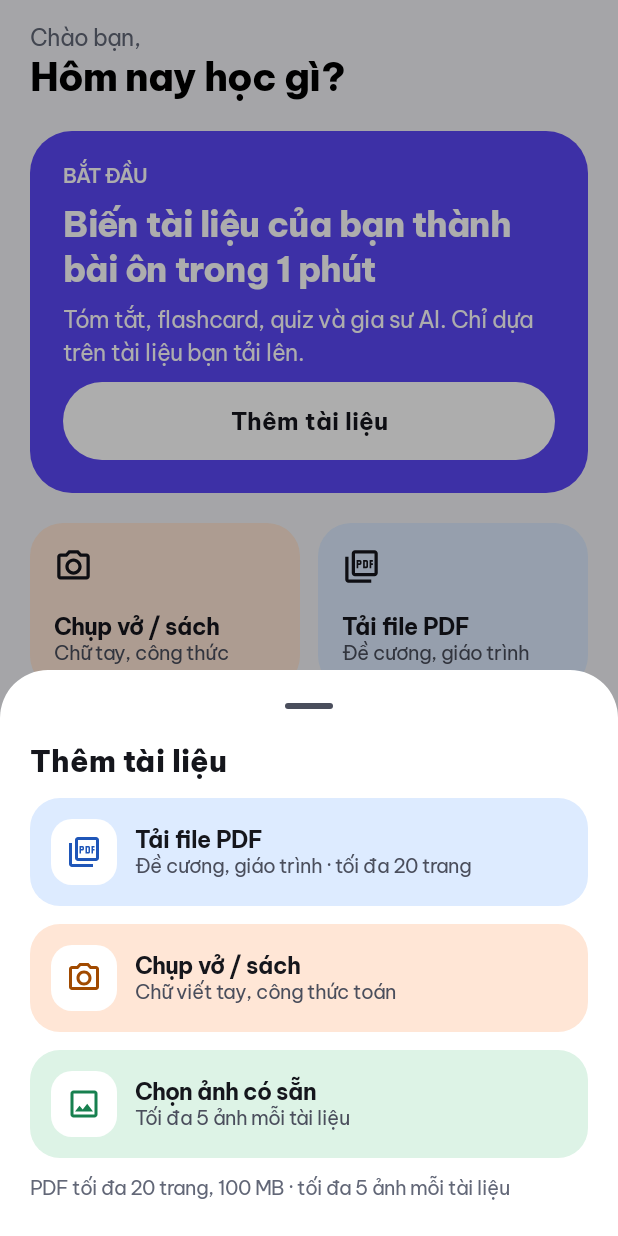
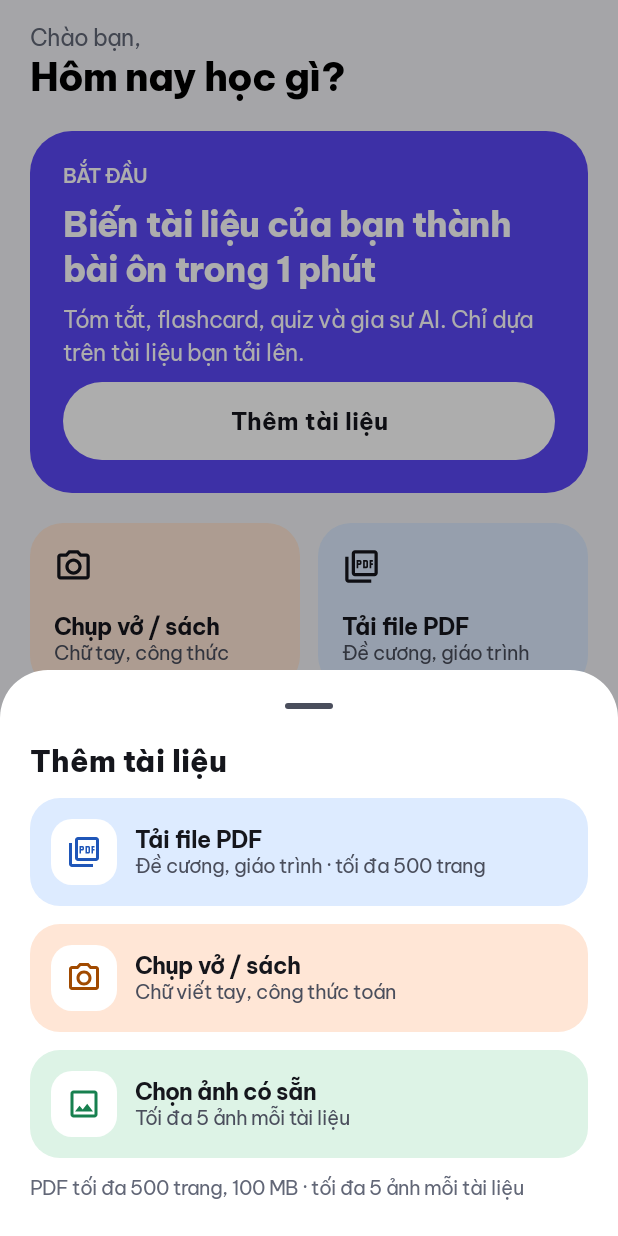
Before and after one commit to VawnDao/studymate, an Android app built with Jetpack Compose: the CardsRoute screen opened through its navigation route, after a tap on "Thêm tài liệu", on a phone screen of 412 x 824 dp. Run offline under Robolectric (Android 15) with nearby library versions, the phone set to English and light mode, and no system bars; our stand-ins replace Dagger/Hilt's generated code, Room's generated code, window size class.

Commit message:
feat(android): raise PDF page limit from 20 to 500 pages

```diff
--- a/android/app/src/main/res/values/strings.xml
+++ b/android/app/src/main/res/values/strings.xml
@@ -20,7 +20,7 @@
     <string name="error_network">Mất kết nối. Kiểm tra mạng rồi thử lại.</string>
     <string name="error_generic">Có lỗi xảy ra, thử lại nhé.</string>
     <string name="error_file_too_large">Tệp lớn hơn 100 MB. Bạn thử chọn tệp nhỏ hơn nhé.</string>
-    <string name="error_pdf_too_long">Tài liệu dài hơn 20 trang. Hãy tách thành nhiều phần.</string>
+    <string name="error_pdf_too_long">Tài liệu dài hơn 500 trang. Hãy tách thành nhiều phần.</string>
     <string name="error_unsupported_type">Chỉ hỗ trợ PDF, JPG, PNG.</string>
     <string name="error_too_many_images">Mỗi tài liệu tối đa 5 ảnh.</string>
     <string name="error_not_ready">Tài liệu đang được xử lý.</string>
@@ -47,7 +47,7 @@
     <!-- Thêm tài liệu -->
     <string name="add_document">Thêm tài liệu</string>
     <string name="add_pdf">Tải file PDF</string>
-    <string name="add_pdf_sub">Đề cương, giáo trình · tối đa 20 trang</string>
+    <string name="add_pdf_sub">Đề cương, giáo trình · tối đa 500 trang</string>
     <string name="add_pdf_sub_short">Đề cương, giáo trình</string>
     <string name="add_camera">Chụp vở / sách</string>
     <string name="add_camera_sub">Chữ viết tay, công thức toán</string>
@@ -55,7 +55,7 @@
     <string name="add_gallery">Chọn ảnh có sẵn</string>
     <string name="add_gallery_sub">Tối đa 5 ảnh mỗi tài liệu</string>
     <string name="add_uploading">Đang tải lên…</string>
-    <string name="add_limits">PDF tối đa 20 trang, 100 MB · tối đa 5 ảnh mỗi tài liệu</string>
+    <string name="add_limits">PDF tối đa 500 trang, 100 MB · tối đa 5 ảnh mỗi tài liệu</string>
 
     <!-- Thư viện -->
     <string name="library_title">Thư viện</string>
--- a/android/data/src/main/java/com/studymate/data/file/LocalFileSource.kt
+++ b/android/data/src/main/java/com/studymate/data/file/LocalFileSource.kt
@@ -26,6 +26,6 @@ interface LocalFileSource {
 
     companion object {
         const val MAX_UPLOAD_BYTES = 100L * 1024 * 1024
-        const val MAX_PDF_PAGES = 20
+        const val MAX_PDF_PAGES = 500
     }
 }
```
